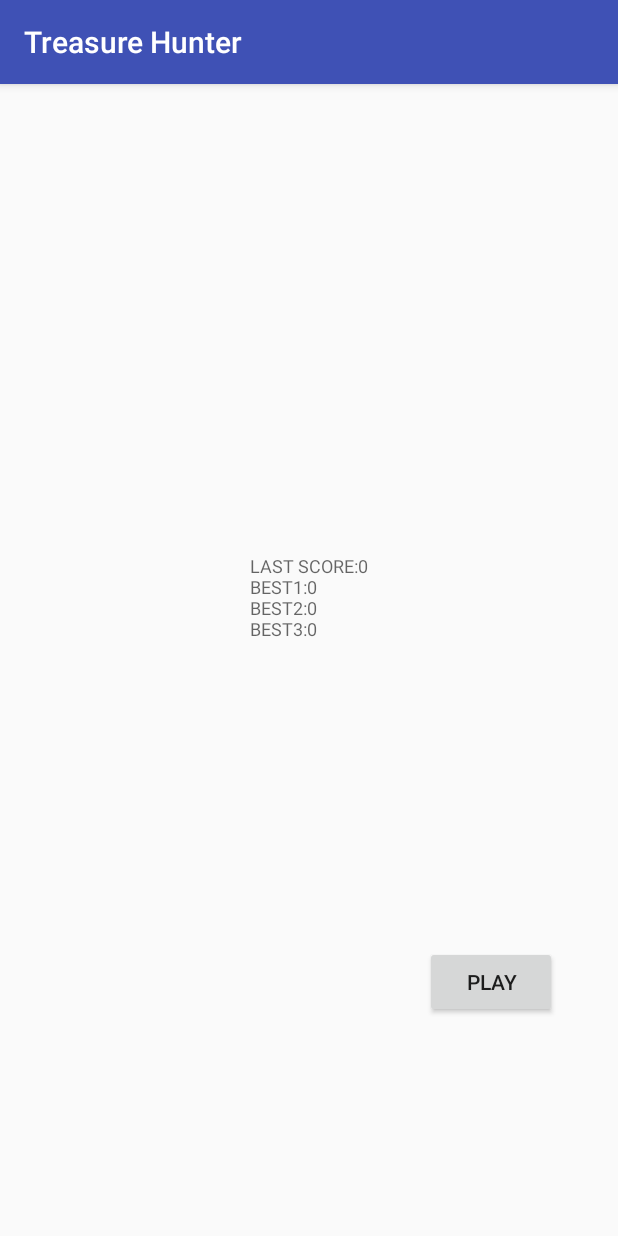
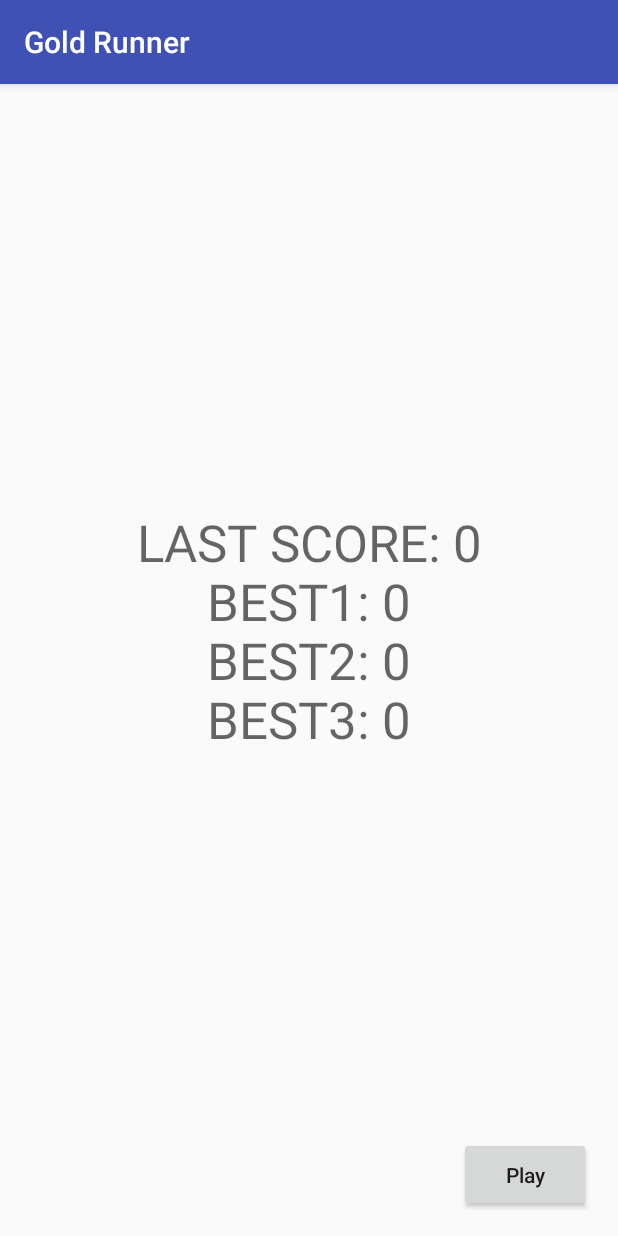
Before and after one commit to NeelamSingla/GroupAndroidProject, an Android app: the ScoreActivity screen opened directly, with no data from a screen before it, on a phone screen of 412 x 824 dp. Run offline under Robolectric (Android 15) with nearby library versions, the phone set to English and light mode, and no system bars.

Commit message:
bug fixed on play button, updated the best score activity

```diff
--- a/app/src/main/AndroidManifest.xml
+++ b/app/src/main/AndroidManifest.xml
@@ -13,7 +13,7 @@
     <application
         android:allowBackup="true"
         android:icon="@mipmap/ic_launcher"
-        android:label="@string/app_name"
+        android:label="Gold Runner"
         android:roundIcon="@mipmap/ic_launcher_round"
         android:supportsRtl="true"
         android:theme="@style/AppTheme">
--- a/app/src/main/res/layout/activity_score.xml
+++ b/app/src/main/res/layout/activity_score.xml
@@ -8,10 +8,11 @@
 
     <TextView
         android:id="@+id/my_score"
-        android:layout_width="wrap_content"
-        android:layout_height="wrap_content"
+        android:layout_width="0dp"
+        android:layout_height="0dp"
         android:text=""
-        android:textAppearance="@style/TextAppearance.AppCompat.Caption"
+        android:gravity="center"
+        android:textAppearance="@style/TextAppearance.AppCompat.Display1"
         app:layout_constraintBottom_toBottomOf="parent"
         app:layout_constraintEnd_toEndOf="parent"
         app:layout_constraintStart_toStartOf="parent"
@@ -19,17 +20,16 @@
         app:layout_constraintVertical_bias="0.45" />
 
     <Button
-        android:id="@+id/b_play"
+        android:id="@+id/button"
         android:layout_width="wrap_content"
-        android:layout_height="wrap_content"
-        android:layout_marginBottom="17dp"
-        android:layout_marginEnd="27dp"
-        android:layout_marginStart="269dp"
-        android:layout_marginTop="446dp"
+        android:layout_height="50dp"
+        android:layout_marginBottom="16dp"
+        android:layout_marginStart="32dp"
+        android:onClick="play"
         android:text="Play"
-        android:clickable="true"
+        android:textAllCaps="false"
         app:layout_constraintBottom_toBottomOf="parent"
         app:layout_constraintEnd_toEndOf="parent"
-        app:layout_constraintStart_toStartOf="parent"
-        app:layout_constraintTop_toTopOf="parent" />
+        app:layout_constraintHorizontal_bias="0.939"
+        app:layout_constraintStart_toStartOf="parent" />
 </android.support.constraint.ConstraintLayout>
--- a/app/src/main/res/values/strings.xml
+++ b/app/src/main/res/values/strings.xml
@@ -1,7 +1,7 @@
 <resources>
-    <string name="app_name">Treasure Hunter</string>
+    <string name="app_name">Gold Runner</string>
     <string name="title_activity_maps">Map</string>
-    <string name="title_activity_home_menu">HomeMenuActivity</string>
+    <string name="title_activity_home_menu">Gold Runner</string>
     <string name="dummy_button">Dummy Button</string>
     <string name="dummy_content">DUMMY\nCONTENT</string>
     <string name="score">Score</string>
```
Also changed, not shown: app/src/main/java/com/jailbreackers/soulhunter/MapsActivity.kt (+22 -12 lines), app/src/main/java/com/jailbreackers/soulhunter/ScoreActivity.kt (+14 -5 lines), app/src/main/res/mipmap-hdpi/ic_launcher.png (deleted), app/src/main/res/mipmap-hdpi/ic_launcher_foreground.png (deleted), app/src/main/res/mipmap-hdpi/ic_launcher_round.png (deleted), 3 other files.
